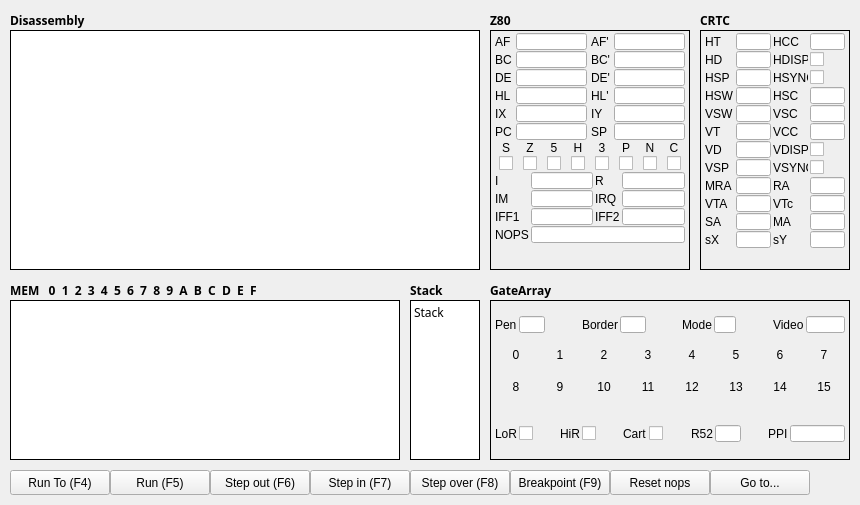
First picture: the form in Debugger.ui, repository abalore/Cadence, before the edit.
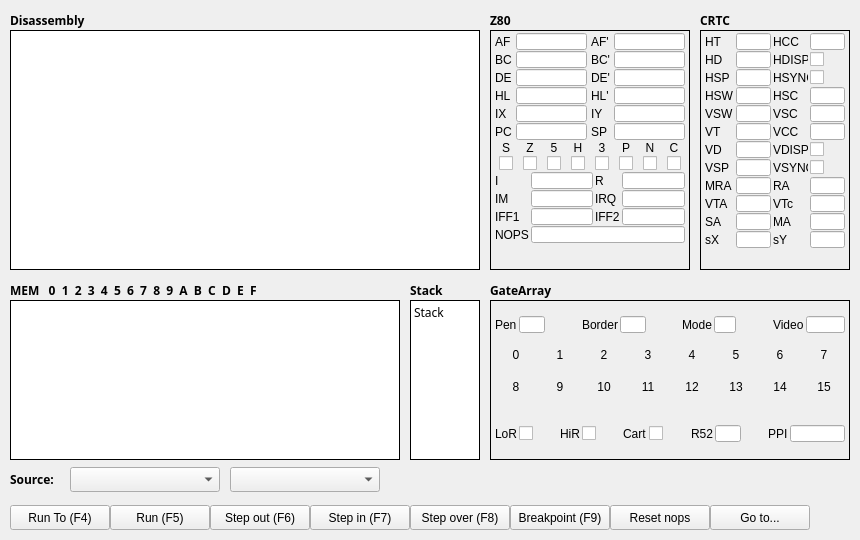
Second picture: the form after the edit.

Diff of the .ui file:
```diff
--- a/Debugger.ui
+++ b/Debugger.ui
@@ -13,7 +13,7 @@
     <x>0</x>
     <y>0</y>
     <width>860</width>
-    <height>505</height>
+    <height>540</height>
    </rect>
   </property>
   <property name="contextMenuPolicy">
@@ -2810,7 +2810,7 @@
    <property name="geometry">
     <rect>
      <x>310</x>
-     <y>470</y>
+     <y>505</y>
      <width>100</width>
      <height>25</height>
     </rect>
@@ -2832,7 +2832,7 @@
    <property name="geometry">
     <rect>
      <x>210</x>
-     <y>470</y>
+     <y>505</y>
      <width>100</width>
      <height>25</height>
     </rect>
@@ -2854,7 +2854,7 @@
    <property name="geometry">
     <rect>
      <x>110</x>
-     <y>470</y>
+     <y>505</y>
      <width>100</width>
      <height>25</height>
     </rect>
@@ -2876,7 +2876,7 @@
    <property name="geometry">
     <rect>
      <x>410</x>
-     <y>470</y>
+     <y>505</y>
      <width>100</width>
      <height>25</height>
     </rect>
@@ -2968,11 +2968,69 @@
     <number>8</number>
    </property>
   </widget>
+  <widget class="QLabel" name="lblMemorySource">
+   <property name="geometry">
+    <rect>
+     <x>10</x>
+     <y>467</y>
+     <width>60</width>
+     <height>25</height>
+    </rect>
+   </property>
+   <property name="font">
+    <font>
+     <family>Ubuntu Sans Mono</family>
+     <pointsize>9</pointsize>
+     <bold>true</bold>
+    </font>
+   </property>
+   <property name="text">
+    <string>Source:</string>
+   </property>
+  </widget>
+  <widget class="QComboBox" name="cmbMemorySource">
+   <property name="geometry">
+    <rect>
+     <x>70</x>
+     <y>467</y>
+     <width>150</width>
+     <height>25</height>
+    </rect>
+   </property>
+   <property name="font">
+    <font>
+     <family>Ubuntu</family>
+     <pointsize>9</pointsize>
+    </font>
+   </property>
+   <property name="focusPolicy">
+    <enum>Qt::NoFocus</enum>
+   </property>
+  </widget>
+  <widget class="QComboBox" name="cmbMemoryDetail">
+   <property name="geometry">
+    <rect>
+     <x>230</x>
+     <y>467</y>
+     <width>150</width>
+     <height>25</height>
+    </rect>
+   </property>
+   <property name="font">
+    <font>
+     <family>Ubuntu</family>
+     <pointsize>9</pointsize>
+    </font>
+   </property>
+   <property name="focusPolicy">
+    <enum>Qt::NoFocus</enum>
+   </property>
+  </widget>
   <widget class="QPushButton" name="btnRunTo">
    <property name="geometry">
     <rect>
      <x>10</x>
-     <y>470</y>
+     <y>505</y>
      <width>100</width>
      <height>25</height>
     </rect>
@@ -3074,7 +3132,7 @@
    <property name="geometry">
     <rect>
      <x>510</x>
-     <y>470</y>
+     <y>505</y>
      <width>100</width>
      <height>25</height>
     </rect>
@@ -3096,7 +3154,7 @@
    <property name="geometry">
     <rect>
      <x>610</x>
-     <y>470</y>
+     <y>505</y>
      <width>100</width>
      <height>25</height>
     </rect>
@@ -3118,7 +3176,7 @@
    <property name="geometry">
     <rect>
      <x>710</x>
-     <y>470</y>
+     <y>505</y>
      <width>100</width>
      <height>25</height>
     </rect>
```
